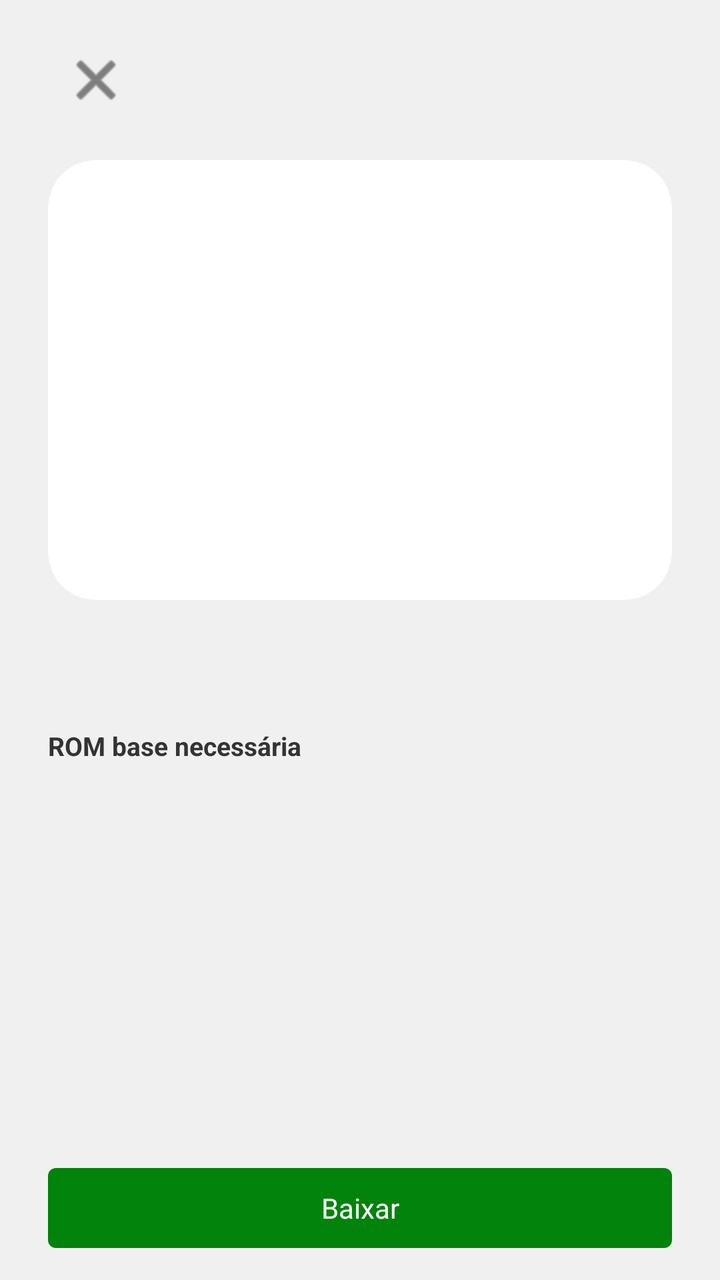
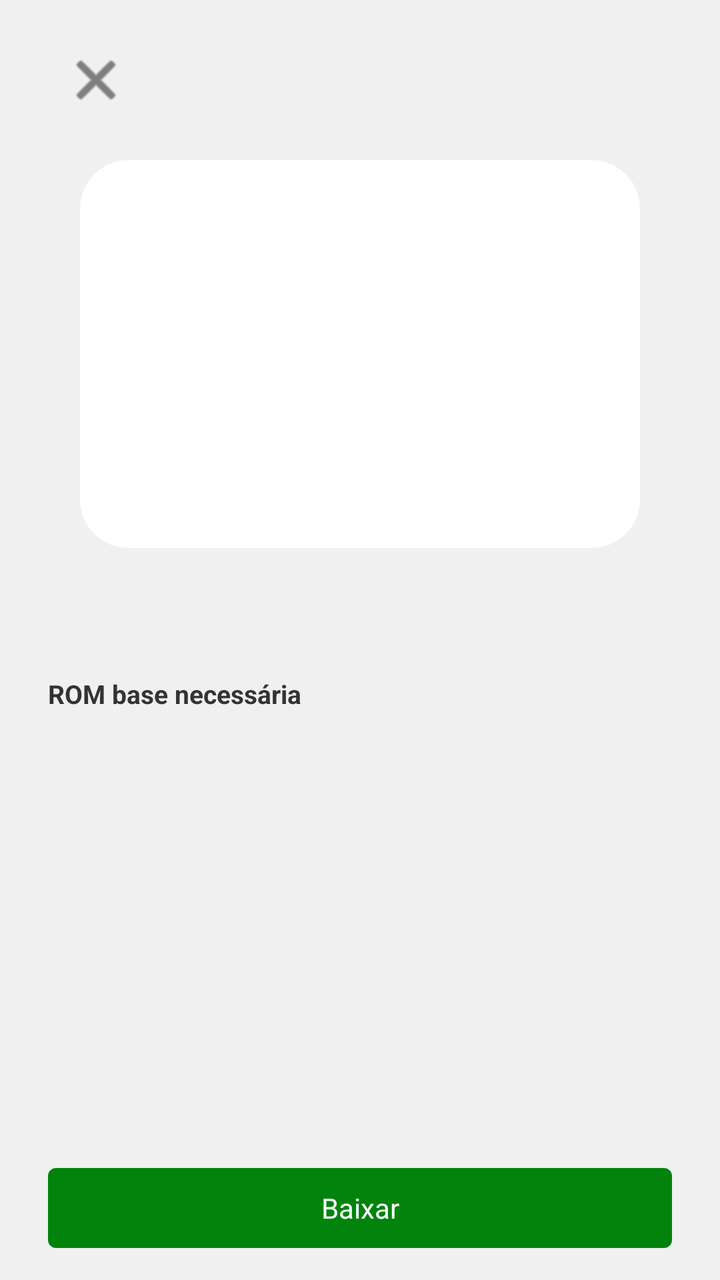

The first picture is an Android layout as it rendered before a commit; the second is the same layout after the commit. The layout source and the unified diff follow.
<!-- AndroidManifest.xml: application theme Theme.Zelda64Player -->
<!-- res/layout/dialog_hack_detail.xml -->
<?xml version="1.0" encoding="utf-8"?>
<LinearLayout xmlns:android="http://schemas.android.com/apk/res/android"
    xmlns:app="http://schemas.android.com/apk/res-auto"
    android:layout_width="match_parent"
    android:layout_height="match_parent"
    android:background="@color/switch_bg"
    android:orientation="vertical"
    android:paddingStart="24dp"
    android:paddingTop="16dp"
    android:paddingEnd="24dp"
    android:paddingBottom="16dp">

    
    <LinearLayout
        android:layout_width="match_parent"
        android:layout_height="wrap_content"
        android:orientation="horizontal"
        android:gravity="center_vertical">

        <ImageButton
            android:id="@+id/detail_close"
            android:layout_width="48dp"
            android:layout_height="48dp"
            android:background="@drawable/bg_focus_border"
            android:contentDescription="@string/detail_close_desc"
            android:src="@android:drawable/ic_menu_close_clear_cancel"
            app:tint="@color/switch_text_primary" />

        <TextView
            android:id="@+id/detail_name"
            android:layout_width="0dp"
            android:layout_height="wrap_content"
            android:layout_weight="1"
            android:layout_marginStart="12dp"
            android:textColor="@color/switch_text_primary"
            android:textSize="20sp"
            android:textStyle="bold" />
    </LinearLayout>

    
    <ScrollView
        android:layout_width="match_parent"
        android:layout_height="0dp"
        android:layout_weight="1"
        android:layout_marginTop="16dp"
        android:fillViewport="true"
        android:scrollbars="vertical">

        <LinearLayout
            android:layout_width="match_parent"
            android:layout_height="wrap_content"
            android:orientation="vertical">

            <ImageView
                android:id="@+id/detail_cover"
                android:layout_width="match_parent"
                android:layout_height="220dp"
                android:background="@drawable/shape_cover"
                android:clipToOutline="true"
                android:contentDescription="@string/cover_content_description"
                android:scaleType="centerCrop" />

            <TextView
                android:id="@+id/detail_author"
                android:layout_width="match_parent"
                android:layout_height="wrap_content"
                android:layout_marginTop="12dp"
                android:textColor="@color/color_on_surface_variant"
                android:textSize="14sp" />

            <TextView
                android:id="@+id/detail_version"
                android:layout_width="match_parent"
                android:layout_height="wrap_content"
                android:layout_marginTop="2dp"
                android:textColor="@color/color_on_surface_variant"
                android:textSize="14sp" />

            <TextView
                android:id="@+id/detail_tags"
                android:layout_width="match_parent"
                android:layout_height="wrap_content"
                android:layout_marginTop="8dp"
                android:textColor="@color/color_on_surface_variant"
                android:textSize="12sp"
                android:visibility="gone" />

            <TextView
                android:id="@+id/detail_cores"
                android:layout_width="match_parent"
                android:layout_height="wrap_content"
                android:layout_marginTop="4dp"
                android:textColor="@color/color_on_surface_variant"
                android:textSize="12sp"
                android:visibility="gone" />

            <TextView
                android:layout_width="match_parent"
                android:layout_height="wrap_content"
                android:layout_marginTop="12dp"
                android:text="@string/detail_required_base"
                android:textColor="@color/color_on_surface"
                android:textSize="13sp"
                android:textStyle="bold" />

            <TextView
                android:id="@+id/detail_base_info"
                android:layout_width="match_parent"
                android:layout_height="wrap_content"
                android:layout_marginTop="2dp"
                android:textColor="@color/color_on_surface_variant"
                android:textSize="13sp" />

            <TextView
                android:id="@+id/detail_base_match"
                android:layout_width="match_parent"
                android:layout_height="wrap_content"
                android:layout_marginTop="2dp"
                android:textColor="@color/switch_accent"
                android:textSize="13sp" />

            <TextView
                android:id="@+id/detail_description"
                android:layout_width="match_parent"
                android:layout_height="wrap_content"
                android:layout_marginTop="12dp"
                android:textColor="@color/color_on_surface_variant"
                android:textSize="14sp" />

            <ProgressBar
                android:id="@+id/detail_progress"
                style="?android:attr/progressBarStyleHorizontal"
                android:layout_width="match_parent"
                android:layout_height="wrap_content"
                android:layout_marginTop="12dp"
                android:max="100"
                android:visibility="gone" />

            <TextView
                android:id="@+id/detail_progress_text"
                android:layout_width="match_parent"
                android:layout_height="wrap_content"
                android:gravity="center"
                android:textColor="@color/color_on_surface_variant"
                android:textSize="12sp"
                android:visibility="gone" />

            <TextView
                android:id="@+id/detail_error"
                android:layout_width="match_parent"
                android:layout_height="wrap_content"
                android:layout_marginTop="8dp"
                android:textColor="@color/color_error"
                android:textSize="13sp"
                android:visibility="gone" />
        </LinearLayout>
    </ScrollView>

    <Button
        android:id="@+id/detail_download"
        style="@style/SwitchButton"
        android:layout_width="match_parent"
        android:layout_height="wrap_content"
        android:layout_marginTop="12dp"
        android:text="@string/detail_download" />
</LinearLayout>
<!-- resources referenced by this layout -->
<resources>
  <color name="color_error">#B3261E</color>
  <color name="color_on_surface">#333333</color>
  <color name="color_on_surface_variant">#666666</color>
  <color name="switch_accent">#02830c</color>
  <color name="switch_bg">#F0F0F0</color>
  <color name="switch_text_primary">#333333</color>
  <!-- drawable bg_focus_border (drawable) -->
  <?xml version="1.0" encoding="utf-8"?>
  <selector xmlns:android="http://schemas.android.com/apk/res/android">
      <item android:state_focused="true" android:state_enabled="true">
          <shape android:shape="rectangle">
              <solid android:color="@android:color/transparent" />
              <stroke
                  android:width="@dimen/switch_focus_border_width"
                  android:color="@color/switch_accent" />
              <corners android:radius="4dp" />
          </shape>
      </item>
      <item>
          <shape android:shape="rectangle">
              <solid android:color="@android:color/transparent" />
          </shape>
      </item>
  </selector>
  <!-- drawable shape_cover (drawable) -->
  <?xml version="1.0" encoding="utf-8"?>
  <shape xmlns:android="http://schemas.android.com/apk/res/android"
      android:shape="rectangle">
      <solid android:color="@color/color_cover_background" />
      <corners android:radius="@dimen/card_radius" />
  </shape>
  <string name="cover_content_description">Capa do hack</string>
  <string name="detail_close_desc">Fechar</string>
  <string name="detail_download">Baixar</string>
  <string name="detail_required_base">ROM base necessária</string>
  <style name="SwitchButton" parent="android:Widget.Button">
          <item name="android:background">@drawable/bg_switch_button_focus</item>
          <item name="android:textColor">@android:color/white</item>
          <item name="android:textAllCaps">false</item>
          <item name="android:minHeight">40dp</item>
          <item name="android:paddingStart">16dp</item>
          <item name="android:paddingEnd">16dp</item>
      </style>
  <dimen name="switch_focus_border_width">3dp</dimen>
  <color name="color_cover_background">#FFFFFF</color>
  <dimen name="card_radius">24dp</dimen>
  <color name="color_primary">#02830c</color>
  <color name="color_on_primary">#FFFFFF</color>
  <color name="color_secondary">#FFA000</color>
  <color name="color_on_secondary">#FFFFFF</color>
  <color name="color_on_error">#FFFFFF</color>
  <color name="switch_panel">#FFFFFF</color>
  <color name="switch_text_secondary">#666666</color>
  <style name="Theme.Zelda64Player.BottomSheet" parent="Theme.Material3.DayNight.NoActionBar">
          <item name="android:windowIsFloating">false</item>
          <item name="android:windowBackground">@android:color/transparent</item>
          <item name="android:windowAnimationStyle">@style/StoreBottomSheetAnimation</item>
          <item name="bottomSheetStyle">@style/Widget.Zelda.BottomSheet</item>
      </style>
  <style name="StoreBottomSheetAnimation">
          <item name="android:windowEnterAnimation">@anim/slide_in_up</item>
          <item name="android:windowExitAnimation">@anim/slide_out_down</item>
      </style>
  <style name="Widget.Zelda.BottomSheet" parent="Widget.Material3.BottomSheet">
          <item name="backgroundTint">@android:color/transparent</item>
          <item name="android:background">@android:color/transparent</item>
      </style>
  <!-- unchanged entries left out for length: 2 -->
</resources>

<!-- the commit's change to res/layout/dialog_hack_detail.xml (unified diff, before → after) -->
@@ -53,12 +53,13 @@
 
             <ImageView
                 android:id="@+id/detail_cover"
-                android:layout_width="match_parent"
-                android:layout_height="220dp"
+                android:layout_width="@dimen/store_detail_cover_width"
+                android:layout_height="@dimen/store_detail_cover_height"
+                android:layout_gravity="center_horizontal"
                 android:background="@drawable/shape_cover"
                 android:clipToOutline="true"
                 android:contentDescription="@string/cover_content_description"
-                android:scaleType="centerCrop" />
+                android:scaleType="fitCenter" />
 
             <TextView
                 android:id="@+id/detail_author"
<!-- resource entries referenced after the edit -->
@@ -6,6 +6,8 @@
   <color name="switch_accent">#02830c</color>
   <color name="switch_bg">#F0F0F0</color>
   <color name="switch_text_primary">#333333</color>
+  <dimen name="store_detail_cover_height">194dp</dimen>
+  <dimen name="store_detail_cover_width">280dp</dimen>
   <!-- drawable bg_focus_border (drawable) -->
   <?xml version="1.0" encoding="utf-8"?>
   <selector xmlns:android="http://schemas.android.com/apk/res/android">
